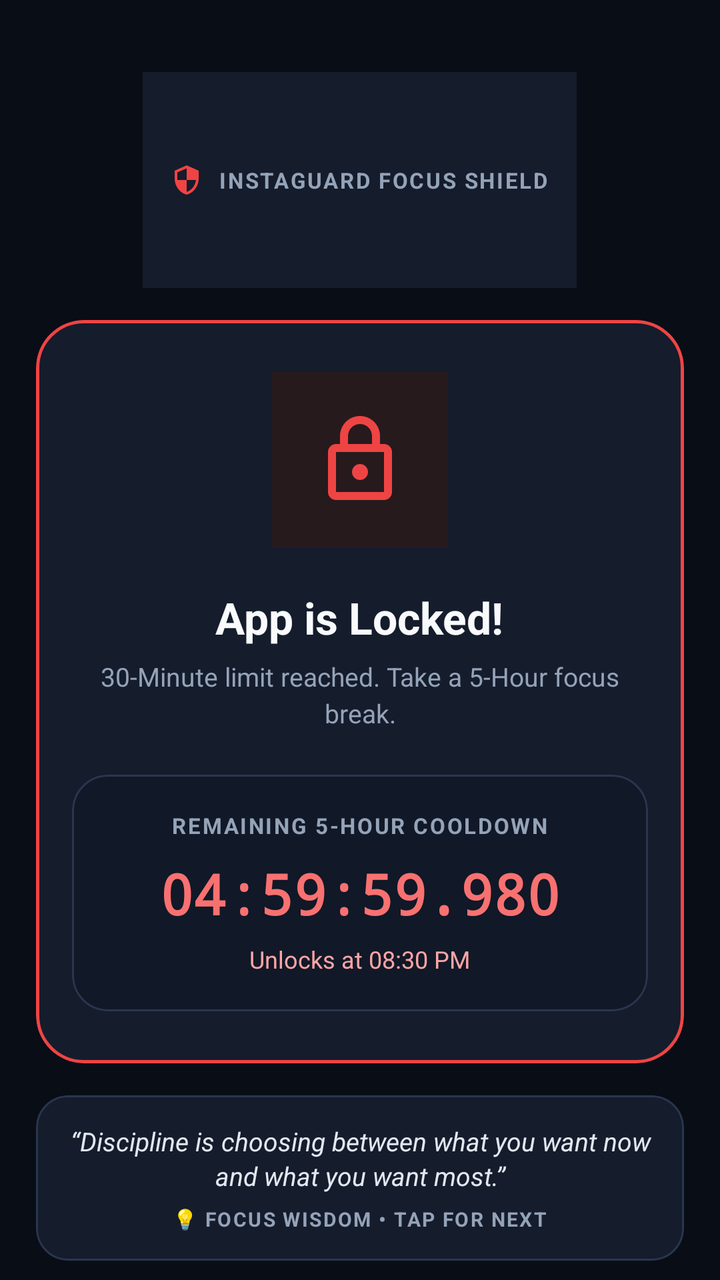
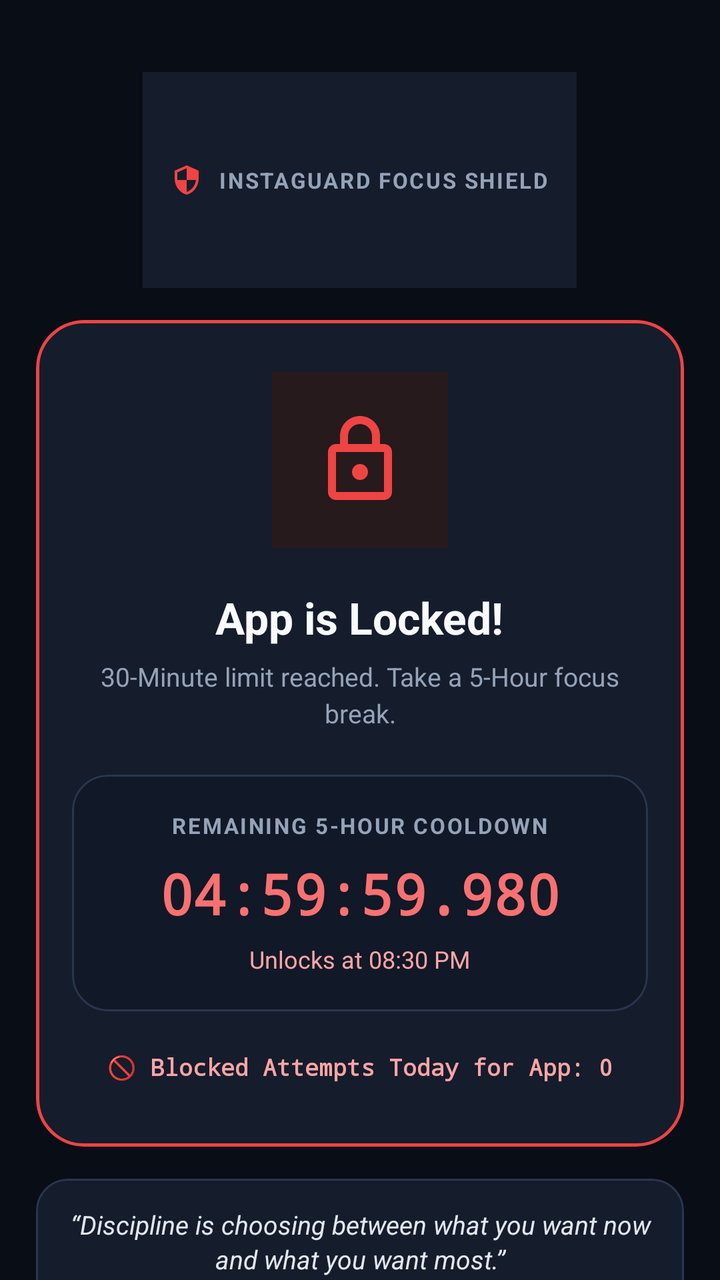

Screens rendered from an Android XML layout before and after an edit, with the pre-edit source and the edit as a unified diff.
<!-- AndroidManifest.xml: activity theme Theme.InstaGuard.LockScreen -->
<!-- res/layout/activity_lock_screen.xml -->
<?xml version="1.0" encoding="utf-8"?>
<androidx.core.widget.NestedScrollView xmlns:android="http://schemas.android.com/apk/res/android"
    xmlns:app="http://schemas.android.com/apk/res-auto"
    xmlns:tools="http://schemas.android.com/tools"
    android:layout_width="match_parent"
    android:layout_height="match_parent"
    android:fillViewport="true"
    android:background="@color/lock_bg">

    <LinearLayout
        android:layout_width="match_parent"
        android:layout_height="wrap_content"
        android:orientation="vertical"
        android:gravity="center_horizontal"
        android:paddingHorizontal="18dp"
        android:paddingVertical="20dp">

        
        <LinearLayout
            android:id="@+id/layoutTopBadge"
            android:layout_width="wrap_content"
            android:layout_height="wrap_content"
            android:layout_marginTop="16dp"
            android:background="@drawable/ic_launcher_background"
            android:backgroundTint="@color/lock_surface"
            android:gravity="center_vertical"
            android:orientation="horizontal"
            android:paddingHorizontal="14dp"
            android:paddingVertical="8dp">

            <ImageView
                android:layout_width="16dp"
                android:layout_height="16dp"
                android:src="@drawable/ic_shield"
                app:tint="@color/lock_accent_red"
                android:contentDescription="@null" />

            <TextView
                android:id="@+id/tvLockBadgeTitle"
                android:layout_width="wrap_content"
                android:layout_height="wrap_content"
                android:layout_marginStart="8dp"
                android:text="INSTAGUARD FOCUS SHIELD"
                android:textColor="@color/lock_text_secondary"
                android:textSize="11sp"
                android:textStyle="bold"
                android:letterSpacing="0.08" />
        </LinearLayout>

        
        <com.google.android.material.card.MaterialCardView
            android:id="@+id/cardLockContainer"
            android:layout_width="match_parent"
            android:layout_height="wrap_content"
            android:layout_marginTop="16dp"
            app:cardCornerRadius="24dp"
            app:cardElevation="0dp"
            app:strokeWidth="1.5dp"
            app:strokeColor="@color/lock_accent_red"
            app:cardBackgroundColor="@color/lock_surface">

            <LinearLayout
                android:layout_width="match_parent"
                android:layout_height="wrap_content"
                android:gravity="center_horizontal"
                android:orientation="vertical"
                android:paddingVertical="26dp"
                android:paddingHorizontal="18dp">

                
                <FrameLayout
                    android:id="@+id/frameLockIcon"
                    android:layout_width="88dp"
                    android:layout_height="88dp"
                    android:background="@drawable/ic_launcher_background"
                    android:backgroundTint="#261A1D"
                    android:padding="20dp">

                    <ImageView
                        android:id="@+id/imgLockIcon"
                        android:layout_width="match_parent"
                        android:layout_height="match_parent"
                        android:src="@drawable/ic_lock"
                        app:tint="@color/lock_accent_red"
                        android:contentDescription="@string/lock_screen_title" />
                </FrameLayout>

                
                <TextView
                    android:id="@+id/tvLockTitle"
                    android:layout_width="wrap_content"
                    android:layout_height="wrap_content"
                    android:layout_marginTop="20dp"
                    android:text="App is Locked!"
                    android:textAlignment="center"
                    android:textColor="@color/lock_text_primary"
                    android:textSize="22sp"
                    android:textStyle="bold" />

                
                <TextView
                    android:id="@+id/tvLockSubtitle"
                    android:layout_width="wrap_content"
                    android:layout_height="wrap_content"
                    android:layout_marginTop="6dp"
                    android:paddingHorizontal="12dp"
                    android:text="30-Minute limit reached. Take a 5-Hour focus break."
                    android:textAlignment="center"
                    android:textColor="@color/lock_text_secondary"
                    android:textSize="13sp"
                    android:lineSpacingExtra="3dp" />

                
                <com.google.android.material.card.MaterialCardView
                    android:layout_width="match_parent"
                    android:layout_height="wrap_content"
                    android:layout_marginTop="22dp"
                    app:cardCornerRadius="18dp"
                    app:cardElevation="0dp"
                    app:strokeWidth="1dp"
                    app:strokeColor="#2A364F"
                    app:cardBackgroundColor="@color/lock_timer_bg">

                    <LinearLayout
                        android:layout_width="match_parent"
                        android:layout_height="wrap_content"
                        android:gravity="center"
                        android:orientation="vertical"
                        android:paddingVertical="18dp"
                        android:paddingHorizontal="10dp">

                        <TextView
                            android:layout_width="wrap_content"
                            android:layout_height="wrap_content"
                            android:text="REMAINING 5-HOUR COOLDOWN"
                            android:textColor="@color/lock_text_secondary"
                            android:textSize="11sp"
                            android:textStyle="bold"
                            android:letterSpacing="0.08" />

                        
                        <TextView
                            android:id="@+id/tvCountdownTimer"
                            android:layout_width="match_parent"
                            android:layout_height="wrap_content"
                            android:layout_marginTop="8dp"
                            android:fontFamily="monospace"
                            android:gravity="center"
                            android:maxLines="1"
                            android:singleLine="true"
                            android:ellipsize="none"
                            android:text="04:59:59.980"
                            android:textColor="#F87171"
                            android:textSize="28sp"
                            android:textStyle="bold"
                            app:autoSizeTextType="uniform"
                            app:autoSizeMinTextSize="16sp"
                            app:autoSizeMaxTextSize="28sp"
                            app:autoSizeStepGranularity="1sp" />

                        <TextView
                            android:id="@+id/tvUnlockTimeEstimate"
                            android:layout_width="wrap_content"
                            android:layout_height="wrap_content"
                            android:layout_marginTop="6dp"
                            android:text="Unlocks at 08:30 PM"
                            android:textColor="#FCA5A5"
                            android:textSize="12sp" />
                    </LinearLayout>
                </com.google.android.material.card.MaterialCardView>

            </LinearLayout>
        </com.google.android.material.card.MaterialCardView>

        
        <com.google.android.material.card.MaterialCardView
            android:id="@+id/cardMotivationalQuote"
            android:layout_width="match_parent"
            android:layout_height="wrap_content"
            android:layout_marginTop="16dp"
            android:clickable="true"
            android:focusable="true"
            android:foreground="?attr/selectableItemBackground"
            app:cardCornerRadius="16dp"
            app:cardElevation="0dp"
            app:strokeWidth="1dp"
            app:strokeColor="#2A364F"
            app:cardBackgroundColor="@color/lock_surface">

            <LinearLayout
                android:layout_width="match_parent"
                android:layout_height="wrap_content"
                android:orientation="vertical"
                android:gravity="center_horizontal"
                android:paddingHorizontal="16dp"
                android:paddingVertical="14dp">

                <TextView
                    android:id="@+id/tvMotivationalQuote"
                    android:layout_width="match_parent"
                    android:layout_height="wrap_content"
                    android:text="“Discipline is choosing between what you want now and what you want most.”"
                    android:textAlignment="center"
                    android:textColor="#E2E8F0"
                    android:textSize="13sp"
                    android:textStyle="italic"
                    android:lineSpacingExtra="2dp" />

                <TextView
                    android:id="@+id/tvQuoteAuthor"
                    android:layout_width="wrap_content"
                    android:layout_height="wrap_content"
                    android:layout_marginTop="6dp"
                    android:text="💡 FOCUS WISDOM • TAP FOR NEXT"
                    android:textColor="#94A3B8"
                    android:textSize="10sp"
                    android:letterSpacing="0.08"
                    android:textStyle="bold" />
            </LinearLayout>
        </com.google.android.material.card.MaterialCardView>

        
        <com.google.android.material.button.MaterialButton
            android:id="@+id/btnGoHome"
            android:layout_width="match_parent"
            android:layout_height="54dp"
            android:layout_marginTop="18dp"
            android:text="@string/btn_go_home"
            android:textColor="#FFFFFF"
            android:textSize="15sp"
            android:textStyle="bold"
            app:backgroundTint="@color/lock_accent_red"
            app:cornerRadius="16dp"
            app:icon="@drawable/ic_home"
            app:iconGravity="textStart"
            app:iconPadding="10dp"
            app:iconTint="#FFFFFF" />

        
        <com.google.android.material.button.MaterialButton
            android:id="@+id/btnEmergencyUnlock"
            style="@style/Widget.Material3.Button.OutlinedButton"
            android:layout_width="match_parent"
            android:layout_height="48dp"
            android:layout_marginTop="10dp"
            android:layout_marginBottom="16dp"
            android:text="🚨 Emergency 5-Min Unlock (1/Day)"
            android:textColor="#FCA5A5"
            android:textSize="13sp"
            android:textStyle="bold"
            app:strokeColor="#7F1D1D"
            app:strokeWidth="1.2dp"
            app:cornerRadius="16dp" />

    </LinearLayout>
</androidx.core.widget.NestedScrollView>
<!-- resources referenced by this layout -->
<resources>
  <color name="lock_accent_red">#EF4444</color>
  <color name="lock_bg">#090D16</color>
  <color name="lock_surface">#151C2C</color>
  <color name="lock_text_primary">#F8FAFC</color>
  <color name="lock_text_secondary">#94A3B8</color>
  <color name="lock_timer_bg">#111827</color>
  <!-- drawable ic_home (drawable) -->
  <vector xmlns:android="http://schemas.android.com/apk/res/android"
      android:width="24dp"
      android:height="24dp"
      android:viewportWidth="24"
      android:viewportHeight="24">
      <path
          android:fillColor="#FFFFFFFF"
          android:pathData="M10,20v-6h4v6h5v-8h3L12,3 2,12h3v8z" />
  </vector>
  <!-- drawable ic_launcher_background (drawable) -->
  <?xml version="1.0" encoding="utf-8"?>
  <vector xmlns:android="http://schemas.android.com/apk/res/android"
      android:width="108dp"
      android:height="108dp"
      android:viewportWidth="108"
      android:viewportHeight="108">
      <path
          android:fillColor="#4F46E5"
          android:pathData="M0,0h108v108h-108z" />
  </vector>
  <!-- drawable ic_lock (drawable) -->
  <vector xmlns:android="http://schemas.android.com/apk/res/android"
      android:width="24dp"
      android:height="24dp"
      android:viewportWidth="24"
      android:viewportHeight="24">
      <path
          android:fillColor="#FFFFFFFF"
          android:pathData="M18,8h-1V6c0,-2.76 -2.24,-5 -5,-5S7,3.24 7,6v2H6c-1.1,0 -2,0.9 -2,2v10c0,1.1 0.9,2 2,2h12c1.1,0 2,-0.9 2,-2V10c0,-1.1 -0.9,-2 -2,-2zM9,6c0,-1.66 1.34,-3 3,-3s3,1.34 3,3v2H9V6zm9,14H6V10h12v10zm-6,-3c1.1,0 2,-0.9 2,-2s-0.9,-2 -2,-2 -2,0.9 -2,2 0.9,2 2,2z" />
  </vector>
  <!-- drawable ic_shield (drawable) -->
  <vector xmlns:android="http://schemas.android.com/apk/res/android"
      android:width="24dp"
      android:height="24dp"
      android:viewportWidth="24"
      android:viewportHeight="24">
      <path
          android:fillColor="#FFFFFFFF"
          android:pathData="M12,1L3,5v6c0,5.55 3.84,10.74 9,12c5.16,-1.26 9,-6.45 9,-12V5L12,1zM12,11.99h7c-0.53,4.12 -3.28,7.79 -7,8.94V12H5V6.3l7,-3.11V11.99z" />
  </vector>
  <string name="btn_go_home">Go Back to Home</string>
  <string name="lock_screen_title">App is Locked!</string>
  <style name="Theme.InstaGuard.LockScreen" parent="Theme.Material3.Dark.NoActionBar">
          <item name="android:windowBackground">@color/lock_bg</item>
          <item name="android:statusBarColor">@color/lock_bg</item>
          <item name="android:navigationBarColor">@color/lock_bg</item>
          <item name="android:windowLightStatusBar" tools:targetApi="m">false</item>
          <item name="android:windowLightNavigationBar" tools:targetApi="o_mr1">false</item>
          <item name="android:windowAnimationStyle">@null</item>
      </style>
</resources>

<!-- the commit's change to res/layout/activity_lock_screen.xml (unified diff, before → after) -->
@@ -169,6 +169,20 @@
                     </LinearLayout>
                 </com.google.android.material.card.MaterialCardView>
 
+                
+                <TextView
+                    android:id="@+id/tvBlockedAttemptsBadge"
+                    android:layout_width="wrap_content"
+                    android:layout_height="wrap_content"
+                    android:layout_marginTop="14dp"
+                    android:fontFamily="monospace"
+                    android:paddingHorizontal="12dp"
+                    android:paddingVertical="6dp"
+                    android:text="🚫 Blocked Attempts Today for App: 0"
+                    android:textColor="#FCA5A5"
+                    android:textSize="11.5sp"
+                    android:textStyle="bold" />
+
             </LinearLayout>
         </com.google.android.material.card.MaterialCardView>
 
